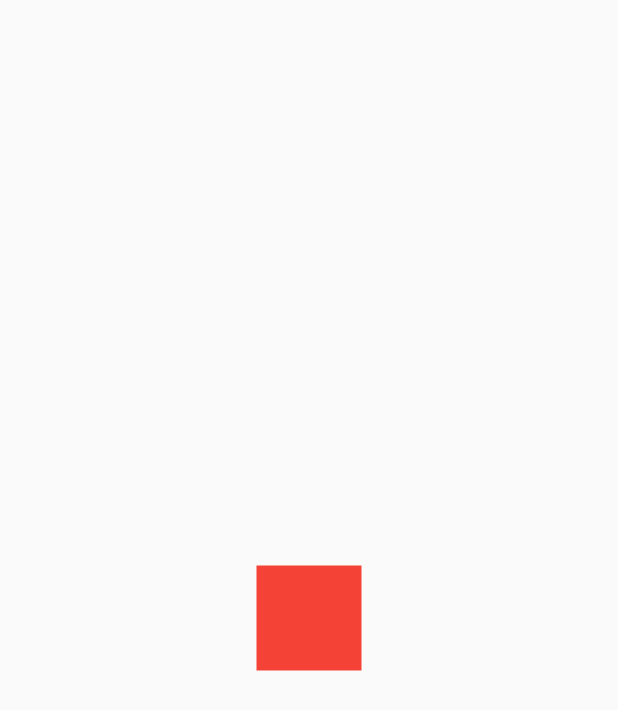
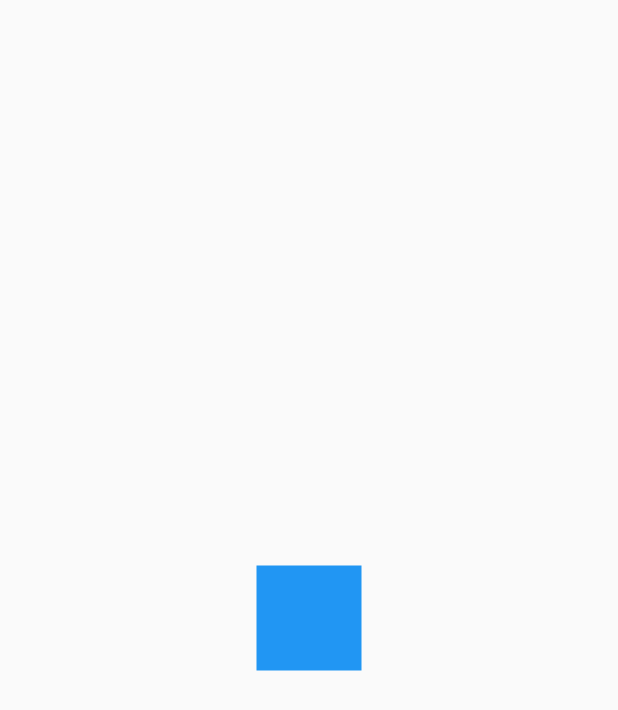
Before and after one commit to RoHeTT17/Flutterdisenos, a Flutter app: the screen it shows after launch, on a phone screen of 412 x 824 dp. Shown: the top 710 px of the screen. Run offline on Flutter 3.47's test engine with Material 2 defaults, Android fonts, the phone set to English and light mode, and no system bars.

Commit message:
Fin seccion 3

```diff
--- a/lib/main.dart
+++ b/lib/main.dart
@@ -1,6 +1,7 @@
 import 'package:flutter/material.dart';
+import 'package:disenos/src/retos/cuadrado_animado_page.dart';
 
-import 'package:disenos/src/pages/animaciones_page.dart';
+//import 'package:disenos/src/pages/animaciones_page.dart';
 //import 'package:disenos/src/pages/headers_page.dart';
 
 void main() => runApp(MyApp());
@@ -11,7 +12,7 @@ class MyApp extends StatelessWidget {
     return const MaterialApp(
       debugShowCheckedModeBanner: false,
       title: 'Diseños App',
-      home: AnimacionesPage(),
+      home: CuadradoAnimadoPage(),
    );
   }
 }
--- /dev/null
+++ b/lib/src/retos/cuadrado_animado_page.dart
@@ -0,0 +1,159 @@
+import 'package:flutter/material.dart';
+
+
+class CuadradoAnimadoPage extends StatelessWidget {
+
+  const CuadradoAnimadoPage({Key? key}) : super(key: key);
+
+  @override
+  Widget build(BuildContext context) {
+    return const Scaffold(
+      body: Center(child: _CuadradoAnimado())
+   );
+  }
+}
+
+class _CuadradoAnimado extends StatefulWidget {
+  const _CuadradoAnimado({
+    Key? key,
+  }) : super(key: key);
+
+  @override
+  State<_CuadradoAnimado> createState() => _CuadradoAnimadoState();
+}
+
+class _CuadradoAnimadoState extends State<_CuadradoAnimado> with SingleTickerProviderStateMixin {
+
+AnimationController? controller;
+//animaciones
+Animation<double>? moveRight;
+Animation<double>? moveUp;
+Animation<double>? moveLeft;
+Animation<double>? moveDown;
+
+@override
+  void initState() {
+    // TODO: implement initState
+    super.initState();
+
+    controller = AnimationController(
+      vsync: this,
+      duration: const Duration(milliseconds: 4500)
+      );
+
+
+    controller!.addListener(() {
+
+        if(controller!.status == AnimationStatus.completed)
+            controller!.reset();
+
+    });
+
+    /*
+    //Asi lo hice yo
+    moveRight = Tween(begin: 0.0, end: 120.0).animate(
+        CurvedAnimation(parent: controller!, curve: const Interval( 0.0, 0.25, curve: Curves.bounceOut), )
+    );
+
+    moveUp = Tween(begin: 0.0, end: 120.0).animate(
+        CurvedAnimation(parent: controller!, curve: const Interval( 0.25, 0.50, curve: Curves.bounceOut), )
+    );
+
+    moveLeft = Tween(begin: 0.0, end: 120.0).animate(
+        CurvedAnimation(parent: controller!, curve: const Interval( 0.50, 0.75, curve: Curves.bounceOut), )
+    );
+
+    moveDown = Tween(begin: 0.0, end: 120.0).animate(
+        CurvedAnimation(parent: controller!, curve: const Interval( 0.75, 1.0, curve: Curves.bounceOut), )
+    );
+    */
+
+    /*
+    Los valores de la animación dependen del tiempo en el que se encuentre el intervalo, es decir si el
+    intervalo esta definido en (0.25,0.50), el valor de la animación antes del 0.25 será de cero, e ira
+     incrementado o decreciendo según sea el caso, hasta llegar a 0.50.
+    */
+
+
+    moveRight = Tween(begin: 0.0, end: 120.0).animate(
+        CurvedAnimation(parent: controller!, curve: const Interval( 0.0, 0.25, curve: Curves.bounceOut), )
+    );
+
+    moveUp = Tween(begin: 0.0, end: -120.0).animate(
+        CurvedAnimation(parent: controller!, curve: const Interval( 0.25, 0.50, curve: Curves.bounceOut), )
+    );
+
+    moveLeft = Tween(begin: 0.0, end: -120.0).animate(
+        CurvedAnimation(parent: controller!, curve: const Interval( 0.50, 0.75, curve: Curves.bounceOut), )
+    );
+
+    moveDown = Tween(begin: 0.0, end: 120.0).animate(
+        CurvedAnimation(parent: controller!, curve: const Interval( 0.75, 1.0, curve: Curves.bounceOut), )
+    );
+
+
+  }
+
+
+@override
+  void dispose() {
+    // TODO: implement dispose
+    super.dispose();
+
+    controller!.dispose();
+
+  }
+
+  @override
+  Widget build(BuildContext context) {
+
+    controller!.forward();
+
+    return AnimatedBuilder(
+      animation: controller!,
+      child:     _Rectangulo(),
+      builder: (BuildContext context, Widget? childRect) {
+
+        return Transform.translate(
+          //se pueden sumar por como esta definidos los valores en los Interval
+          offset: Offset(moveRight!.value + moveLeft!.value, moveUp!.value+moveDown!.value),
+          child: childRect
+
+          );
+
+
+      /*
+        //Asi lo hice yo
+        return Transform.translate(
+          offset: Offset(moveRight!.value,0),
+          child: Transform.translate(
+                                    offset: Offset(0,-moveUp!.value),
+                                    child: Transform.translate(
+                                                          offset: Offset(-moveLeft!.value,0),
+                                                          child: Transform.translate(
+                                                                            offset: Offset(0,moveDown!.value),
+                                                                            child: childRect
+                                                                            )
+                                                          )
+                                    ),
+
+        );
+      */
+
+      },
+    );
+  }
+}
+
+class _Rectangulo extends StatelessWidget {
+    @override
+    Widget build(BuildContext context) {
+    return Container(
+       width: 70,
+       height: 70,
+       decoration: const BoxDecoration(
+         color: Colors.blue
+       ),
+     );
+   }
+}
```
Also changed, not shown: lib/src/pages/animaciones_page.dart (+88 -3 lines).
